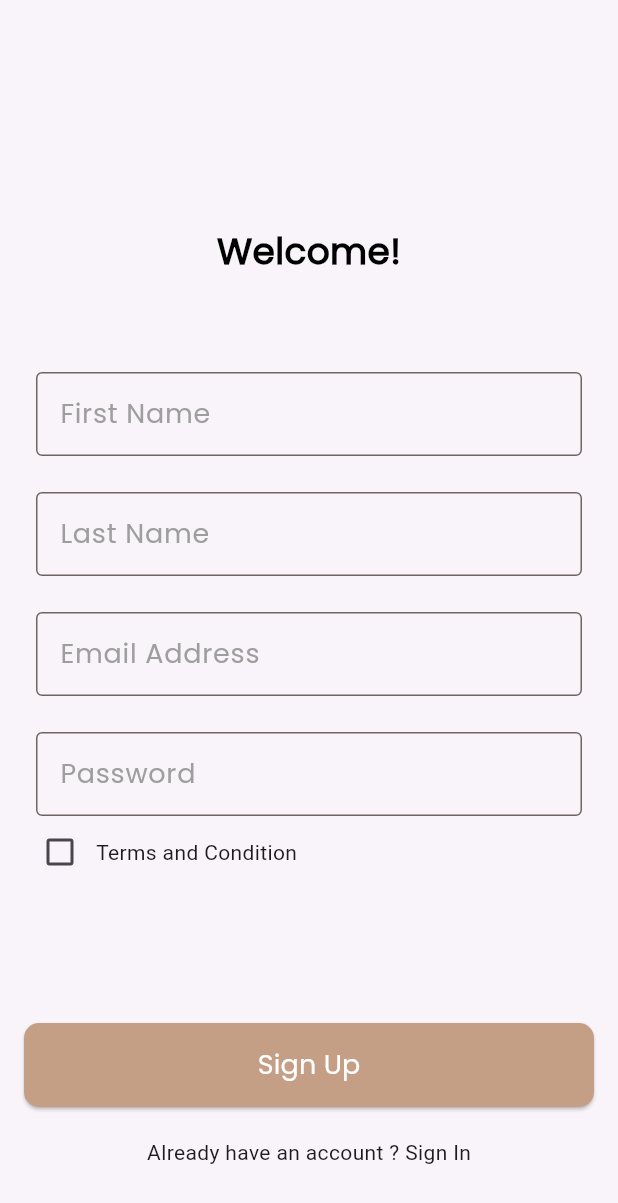
After one commit to ahmedzein74/dalel-egypt, a Flutter app: the screen it shows after launch, after a tap on "Skip", on a phone screen of 412 x 824 dp. The commit adds this screen. Shown: the top 1203 px of the screen. Run offline on Flutter 3.47's test engine with Material 3 defaults, Android fonts, the phone set to English and light mode, and no system bars; our stand-ins replace bloc, firebase_auth, firebase_core, flutter_bloc, get_it, go_router and 2 more; accounts and stored records are empty.

Commit message:
create account with email and password

```diff
--- /dev/null
+++ b/lib/app/dalel.dart
@@ -0,0 +1,17 @@
+import 'package:dalel_egypt/core/routes/app_routers.dart';
+import 'package:dalel_egypt/core/utils/app_colors.dart';
+import 'package:flutter/material.dart';
+
+class DalelEgypt extends StatelessWidget {
+  const DalelEgypt({super.key});
+
+  // This widget is the root of your application.
+  @override
+  Widget build(BuildContext context) {
+    return MaterialApp.router(
+      debugShowCheckedModeBanner: false,
+      theme: ThemeData(scaffoldBackgroundColor: AppColors.offWhite),
+      routerConfig: router,
+    );
+  }
+}
--- /dev/null
+++ b/lib/core/function/check_State_changes.dart
@@ -0,0 +1,11 @@
+import 'package:firebase_auth/firebase_auth.dart';
+
+void checkStateChanges() {
+  FirebaseAuth.instance.authStateChanges().listen((User? user) {
+    if (user == null) {
+      print('User is currently signed out!');
+    } else {
+      print('User is signed in!');
+    }
+  });
+}
--- a/lib/fetures/auth/presentation/auth_cubit/cubit/auth_cubit.dart
+++ b/lib/fetures/auth/presentation/auth_cubit/cubit/auth_cubit.dart
@@ -1,6 +1,31 @@
 import 'package:bloc/bloc.dart';
 import 'package:dalel_egypt/fetures/auth/presentation/auth_cubit/cubit/auth_state.dart';
+import 'package:firebase_auth/firebase_auth.dart';
 
 class AuthCubit extends Cubit<AuthState> {
   AuthCubit() : super(AuthInitial());
+  late String? fristName;
+  late String? lastName;
+  late String? emailAddress;
+  late String? password;
+  signUpWithEmailAndPassword() async {
+    try {
+      final credential =
+          await FirebaseAuth.instance.createUserWithEmailAndPassword(
+        email: emailAddress!,
+        password: password!,
+      );
+      emit(SignUpSuccesState());
+    } on FirebaseAuthException catch (e) {
+      if (e.code == 'weak-password') {
+        emit(SignUpFailureState(
+            errMessage: 'The password provided is too weak.'));
+      } else if (e.code == 'email-already-in-use') {
+        emit(SignUpFailureState(
+            errMessage: 'The account already exists for that email.'));
+      }
+    } catch (e) {
+      emit(SignUpFailureState(errMessage: e.toString()));
+    }
+  }
 }
--- a/lib/fetures/auth/presentation/auth_cubit/cubit/auth_state.dart
+++ b/lib/fetures/auth/presentation/auth_cubit/cubit/auth_state.dart
@@ -1,3 +1,13 @@
 sealed class AuthState {}
 
 final class AuthInitial extends AuthState {}
+
+final class SignUpLoadingState extends AuthState {}
+
+final class SignUpSuccesState extends AuthState {}
+
+final class SignUpFailureState extends AuthState {
+  final String errMessage;
+
+  SignUpFailureState({required this.errMessage});
+}
--- a/lib/fetures/auth/presentation/views/sign_up_view.dart
+++ b/lib/fetures/auth/presentation/views/sign_up_view.dart
@@ -1,8 +1,6 @@
 import 'package:dalel_egypt/core/utils/app_strings.dart';
-import 'package:dalel_egypt/core/widget/custom_button.dart';
-import 'package:dalel_egypt/fetures/auth/presentation/widget/custom_text_form_field.dart';
+import 'package:dalel_egypt/fetures/auth/presentation/widget/custom_sign_up_form.dart';
 import 'package:dalel_egypt/fetures/auth/presentation/widget/have_account_text.dart';
-import 'package:dalel_egypt/fetures/auth/presentation/widget/terms_and_condation.dart';
 import 'package:dalel_egypt/fetures/auth/presentation/widget/welcome_page_text.dart';
 import 'package:flutter/material.dart';
 
@@ -12,48 +10,25 @@ class SignUpView extends StatelessWidget {
   @override
   Widget build(BuildContext context) {
     // sliver=children
-    return Scaffold(
+    return const Scaffold(
       body: Padding(
-        padding: const EdgeInsets.symmetric(horizontal: 16.0),
+        padding: EdgeInsets.symmetric(horizontal: 16.0),
         child: CustomScrollView(
           slivers: [
-            const SliverToBoxAdapter(child: SizedBox(height: 150)),
-            const SliverToBoxAdapter(
+            SliverToBoxAdapter(child: SizedBox(height: 150)),
+            SliverToBoxAdapter(
               child: WelcomeTextWidget(text: AppStrings.welcome),
             ),
-            const SliverToBoxAdapter(child: SizedBox(height: 40)),
-            const SliverToBoxAdapter(
-              child: CustomTextFormField(
-                labelText: AppStrings.fristName,
-              ),
+            SliverToBoxAdapter(child: SizedBox(height: 40)),
+            SliverToBoxAdapter(
+              child: CustomSignUpForm(),
             ),
-            const SliverToBoxAdapter(
-              child: CustomTextFormField(
-                labelText: AppStrings.lastName,
-              ),
-            ),
-            const SliverToBoxAdapter(
-              child: CustomTextFormField(
-                labelText: AppStrings.emailAddress,
-              ),
-            ),
-            const SliverToBoxAdapter(
-              child: CustomTextFormField(
-                labelText: AppStrings.password,
-              ),
-            ),
-            const SliverToBoxAdapter(
-              child: TermsAndCondation(),
-            ),
-            const SliverToBoxAdapter(child: SizedBox(height: 90)),
             SliverToBoxAdapter(
-                child: CustomBtn(onpressed: () {}, text: AppStrings.signUp)),
-            const SliverToBoxAdapter(
               child: SizedBox(
                 height: 20,
               ),
             ),
-            const SliverToBoxAdapter(
+            SliverToBoxAdapter(
               child: HaveAnAccountText(
                 text1: AppStrings.alreadyHaveAnAccount,
                 text2: AppStrings.signIn,
--- /dev/null
+++ b/lib/fetures/auth/presentation/widget/custom_sign_up_form.dart
@@ -0,0 +1,58 @@
+import 'package:dalel_egypt/core/utils/app_strings.dart';
+import 'package:dalel_egypt/core/widget/custom_button.dart';
+import 'package:dalel_egypt/fetures/auth/presentation/auth_cubit/cubit/auth_cubit.dart';
+import 'package:dalel_egypt/fetures/auth/presentation/auth_cubit/cubit/auth_state.dart';
+import 'package:dalel_egypt/fetures/auth/presentation/widget/custom_text_form_field.dart';
+import 'package:dalel_egypt/fetures/auth/presentation/widget/terms_and_condation.dart';
+import 'package:flutter/material.dart';
+import 'package:flutter_bloc/flutter_bloc.dart';
+
+class CustomSignUpForm extends StatelessWidget {
+  const CustomSignUpForm({super.key});
+
+  @override
+  Widget build(BuildContext context) {
+    return BlocConsumer<AuthCubit, AuthState>(
+      listener: (context, state) {},
+      builder: (context, state) {
+        return Form(
+            child: Column(
+          children: [
+            CustomTextFormField(
+              onChanged: (fristName) {
+                BlocProvider.of<AuthCubit>(context).fristName = fristName;
+              },
+              labelText: AppStrings.fristName,
+            ),
+            CustomTextFormField(
+              onChanged: (lastName) {
+                BlocProvider.of<AuthCubit>(context).lastName = lastName;
+              },
+              labelText: AppStrings.lastName,
+            ),
+            CustomTextFormField(
+              onChanged: (emailAddress) {
+                BlocProvider.of<AuthCubit>(context).emailAddress = emailAddress;
+              },
+              labelText: AppStrings.emailAddress,
+            ),
+            CustomTextFormField(
+              onChanged: (password) {
+                BlocProvider.of<AuthCubit>(context).password = password;
+              },
+              labelText: AppStrings.password,
+            ),
+            const TermsAndCondation(),
+            const SizedBox(height: 90),
+            CustomBtn(
+                onpressed: () {
+                  BlocProvider.of<AuthCubit>(context)
+                      .signUpWithEmailAndPassword();
+                },
+                text: AppStrings.signUp)
+          ],
+        ));
+      },
+    );
+  }
+}
--- a/lib/fetures/auth/presentation/widget/custom_text_form_field.dart
+++ b/lib/fetures/auth/presentation/widget/custom_text_form_field.dart
@@ -3,13 +3,21 @@ import 'package:dalel_egypt/core/utils/app_textstyle.dart';
 import 'package:flutter/material.dart';
 
 class CustomTextFormField extends StatelessWidget {
-  const CustomTextFormField({super.key, required this.labelText});
+  CustomTextFormField(
+      {super.key,
+      required this.labelText,
+      this.onChanged,
+      this.onFieldSubmitted});
   final String labelText;
+  final Function(String)? onChanged;
+  final Function(String)? onFieldSubmitted;
   @override
   Widget build(BuildContext context) {
     return Padding(
       padding: const EdgeInsets.only(top: 24, right: 8, left: 8),
       child: TextFormField(
+        onChanged: onChanged,
+        onFieldSubmitted: onFieldSubmitted,
         decoration: InputDecoration(
             enabledBorder: getBorderStyle(),
             focusedBorder: getBorderStyle(),
--- a/lib/fetures/on_boarding/presentation/views/onBoarding_view.dart
+++ b/lib/fetures/on_boarding/presentation/views/onBoarding_view.dart
@@ -1,5 +1,4 @@
-import 'package:dalel_egypt/core/function/app_functions.dart';
-import 'package:dalel_egypt/fetures/auth/presentation/views/sign_up_view.dart';
+import 'package:dalel_egypt/core/function/navigation.dart';
 import 'package:dalel_egypt/fetures/on_boarding/presentation/function/on_boarding_visited.dart';
 import 'package:dalel_egypt/fetures/on_boarding/presentation/widget/custom_nav_bar.dart';
 import 'package:dalel_egypt/fetures/on_boarding/presentation/widget/get_buttons.dart';
--- a/lib/fetures/on_boarding/presentation/widget/get_buttons.dart
+++ b/lib/fetures/on_boarding/presentation/widget/get_buttons.dart
@@ -1,10 +1,9 @@
-import 'package:dalel_egypt/core/function/app_functions.dart';
+import 'package:dalel_egypt/core/function/navigation.dart';
 import 'package:dalel_egypt/core/utils/app_colors.dart';
 import 'package:dalel_egypt/core/utils/app_strings.dart';
 import 'package:dalel_egypt/core/utils/app_textstyle.dart';
 import 'package:dalel_egypt/core/widget/custom_button.dart';
-import 'package:dalel_egypt/fetures/auth/presentation/views/sign_in_view.dart';
-import 'package:dalel_egypt/fetures/auth/presentation/views/sign_up_view.dart';
+
 import 'package:dalel_egypt/fetures/on_boarding/data/Models/on_boarding_model.dart';
 import 'package:dalel_egypt/fetures/on_boarding/presentation/function/on_boarding_visited.dart';
 import 'package:flutter/material.dart';
--- a/lib/fetures/splash/presentation/views/splash_view.dart
+++ b/lib/fetures/splash/presentation/views/splash_view.dart
@@ -1,12 +1,11 @@
 import 'dart:async';
 
 import 'package:dalel_egypt/core/database/cache/cache_helper.dart';
-import 'package:dalel_egypt/core/function/app_functions.dart';
+import 'package:dalel_egypt/core/function/navigation.dart';
 import 'package:dalel_egypt/core/services/services_lucator.dart';
 import 'package:dalel_egypt/core/utils/app_strings.dart';
 import 'package:dalel_egypt/core/utils/app_textstyle.dart';
-import 'package:dalel_egypt/fetures/auth/presentation/views/sign_up_view.dart';
-import 'package:dalel_egypt/fetures/on_boarding/presentation/views/onBoarding_view.dart';
+
 import 'package:flutter/material.dart';
 
 class SplashView extends StatefulWidget {
--- a/lib/main.dart
+++ b/lib/main.dart
@@ -1,11 +1,10 @@
+import 'package:dalel_egypt/app/dalel.dart';
 import 'package:dalel_egypt/core/database/cache/cache_helper.dart';
+import 'package:dalel_egypt/core/function/check_State_changes.dart';
 import 'package:dalel_egypt/core/routes/app_routers.dart';
 import 'package:dalel_egypt/core/services/services_lucator.dart';
 import 'package:dalel_egypt/core/utils/app_colors.dart';
-import 'package:dalel_egypt/fetures/auth/presentation/views/sign_in_view.dart';
-import 'package:dalel_egypt/fetures/auth/presentation/views/sign_up_view.dart';
-import 'package:dalel_egypt/fetures/on_boarding/presentation/views/onBoarding_view.dart';
-import 'package:dalel_egypt/fetures/splash/presentation/views/splash_view.dart';
+
 import 'package:dalel_egypt/firebase_options.dart';
 import 'package:firebase_core/firebase_core.dart';
 import 'package:flutter/material.dart';
@@ -17,19 +16,6 @@ void main() async {
   await Firebase.initializeApp(
     options: DefaultFirebaseOptions.currentPlatform,
   );
+  checkStateChanges();
   runApp(const DalelEgypt());
 }
-
-class DalelEgypt extends StatelessWidget {
-  const DalelEgypt({super.key});
-
-  // This widget is the root of your application.
-  @override
-  Widget build(BuildContext context) {
-    return MaterialApp.router(
-      debugShowCheckedModeBanner: false,
-      theme: ThemeData(scaffoldBackgroundColor: AppColors.offWhite),
-      routerConfig: router,
-    );
-  }
-}
--- a/pubspec.yaml
+++ b/pubspec.yaml
@@ -41,6 +41,7 @@ dependencies:
   go_router: ^14.2.1
   flutter_bloc: ^8.1.6
   firebase_core: ^3.2.0
+  firebase_auth: ^5.1.2
 
 dev_dependencies:
   flutter_test:
```
Also changed, not shown: lib/core/function/navigation.dart (renamed from lib/core/function/app_functions.dart), pubspec.lock, 4 other files.
